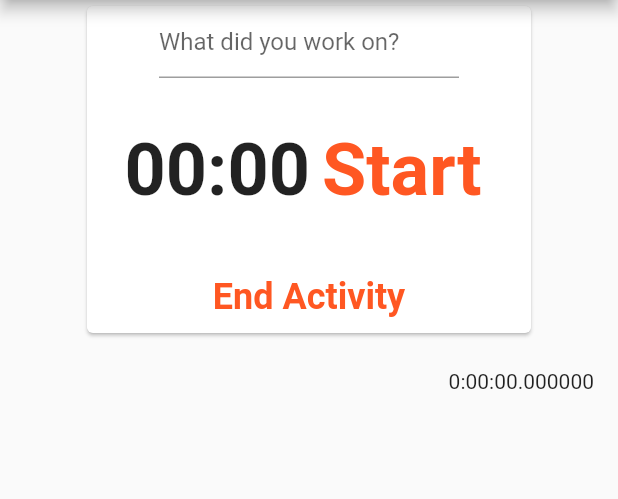
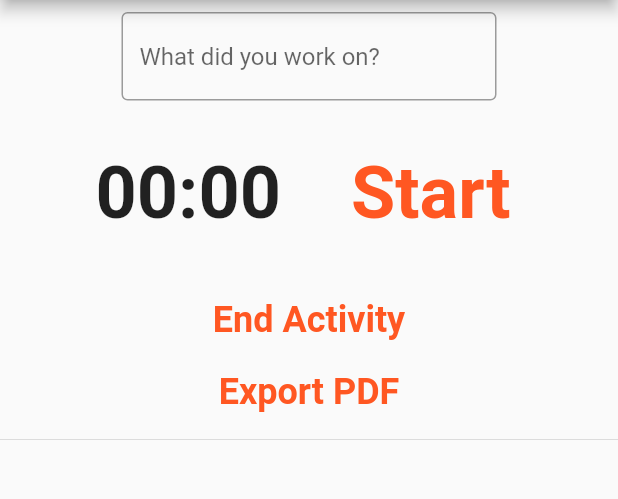
Before and after one commit to allends/invoice_sender, a Flutter app: the screen it shows after launch, after a tap on "End Activity", on a phone screen of 412 x 824 dp, the part 84-583 px from its top. Run offline on Flutter 3.47's test engine with Material 2 defaults, Android fonts, the phone set to English and light mode, and no system bars; our stand-ins replace pdf, share_plus.

Commit message:
PDF generation

```diff
--- a/lib/invoice_sender.dart
+++ b/lib/invoice_sender.dart
@@ -1,5 +1,11 @@
 import 'dart:async';
 import 'dart:core';
+import 'dart:io';
+
+import 'package:path_provider/path_provider.dart';
+import 'package:pdf/pdf.dart';
+import 'package:pdf/widgets.dart' as pw;
+import 'package:share_plus/share_plus.dart';
 
 import 'package:flutter/material.dart';
 
@@ -82,11 +88,45 @@ class InvoiceSenderState extends State<InvoiceSender> {
   // End the current Activity
   void endActivity() {
     // Add the activity to the list of activites and use the duration
-    print(duration.inMinutes);
-    print(myController.text);
+    if (duration.inSeconds > 0 && myController.text != "") {
       final activity = Activity(myController.text, duration);
       list.add(activity);
       resetTimer();
+    }
+  }
+
+  // Generate a PDF
+  Future<void> generatePDF() async {
+    final pdf = pw.Document();
+    pdf.addPage(pw.Page(
+        pageFormat: PdfPageFormat.a4,
+        build: (pw.Context context) {
+          return pw.Center(
+              child: pw.Text('Invoice',
+                  style: pw.TextStyle(
+                      fontSize: 24, fontWeight: pw.FontWeight.bold)));
+        }));
+    pdf.addPage(pw.Page(
+        pageFormat: PdfPageFormat.a4,
+        build: (pw.Context context) {
+          return pw.Table.fromTextArray(
+            cellAlignment: pw.Alignment.center,
+            data: List<List<String>>.generate(
+              list.length,
+              (row) => List<String>.generate(
+                2,
+                (col) => col == 0
+                    ? '${list[row].description}'
+                    : '${list[row].duration}',
+              ),
+            ),
+          );
+        }));
+    Directory tempDir = await getTemporaryDirectory();
+    String tempPath = tempDir.path;
+    final file = File("${tempPath}/invoice.pdf");
+    await file.writeAsBytes(await pdf.save());
+    Share.shareFiles([file.path], text: 'Invoice');
   }
 
   String twoDigits(int n) => n.toString().padLeft(2, '0');
@@ -94,22 +134,23 @@ class InvoiceSenderState extends State<InvoiceSender> {
   Widget _buildUI() {
     final minutes = twoDigits(duration.inMinutes.remainder(60));
     final seconds = twoDigits(duration.inSeconds.remainder(60));
-    return Card(
-      child: Column(
+    return Column(
         mainAxisAlignment: MainAxisAlignment.center,
         mainAxisSize: MainAxisSize.min,
         children: [
           Row(
             mainAxisAlignment: MainAxisAlignment.spaceEvenly,
-              mainAxisSize: MainAxisSize.min,
             children: [
-                Container(
-                  width: 200,
+              SizedBox(
+                width: 250,
+                child: Padding(
+                  padding: const EdgeInsets.only(top: 8.0),
                   child: TextField(
                     controller: myController,
                     decoration: const InputDecoration(
-                      border: UnderlineInputBorder(),
+                      border: OutlineInputBorder(),
                       hintText: 'What did you work on?',
+                    ),
                   ),
                 ),
               ),
@@ -119,7 +160,6 @@ class InvoiceSenderState extends State<InvoiceSender> {
             padding: const EdgeInsets.all(25.0),
             child: Row(
               mainAxisAlignment: MainAxisAlignment.spaceEvenly,
-                mainAxisSize: MainAxisSize.min,
               children: [
                 Text(
                   '$minutes:$seconds',
@@ -147,9 +187,17 @@ class InvoiceSenderState extends State<InvoiceSender> {
               "End Activity",
               style: TextStyle(fontSize: 24, fontWeight: FontWeight.bold),
             ),
+          ),
+          TextButton(
+            onPressed: () {
+              generatePDF();
+            },
+            child: const Text(
+              "Export PDF",
+              style: TextStyle(fontSize: 24, fontWeight: FontWeight.bold),
+            ),
           )
-          ]),
-    );
+        ]);
   }
 
   @override
@@ -160,6 +208,7 @@ class InvoiceSenderState extends State<InvoiceSender> {
           mainAxisSize: MainAxisSize.max,
           children: [
             Center(child: _buildUI()),
+            const Divider(),
             Expanded(
                 child: ListView.builder(
                     itemCount: list.length,
--- a/pubspec.yaml
+++ b/pubspec.yaml
@@ -34,6 +34,9 @@ dependencies:
   # The following adds the Cupertino Icons font to your application.
   # Use with the CupertinoIcons class for iOS style icons.
   cupertino_icons: ^1.0.2
+  pdf: ^3.8.1
+  share_plus: ^4.0.9
+  path_provider: ^2.0.11
 
 dev_dependencies:
   flutter_test:
```
Also changed, not shown: pubspec.lock, 5 other files. Lines whose indentation alone changed are shown as unchanged.
